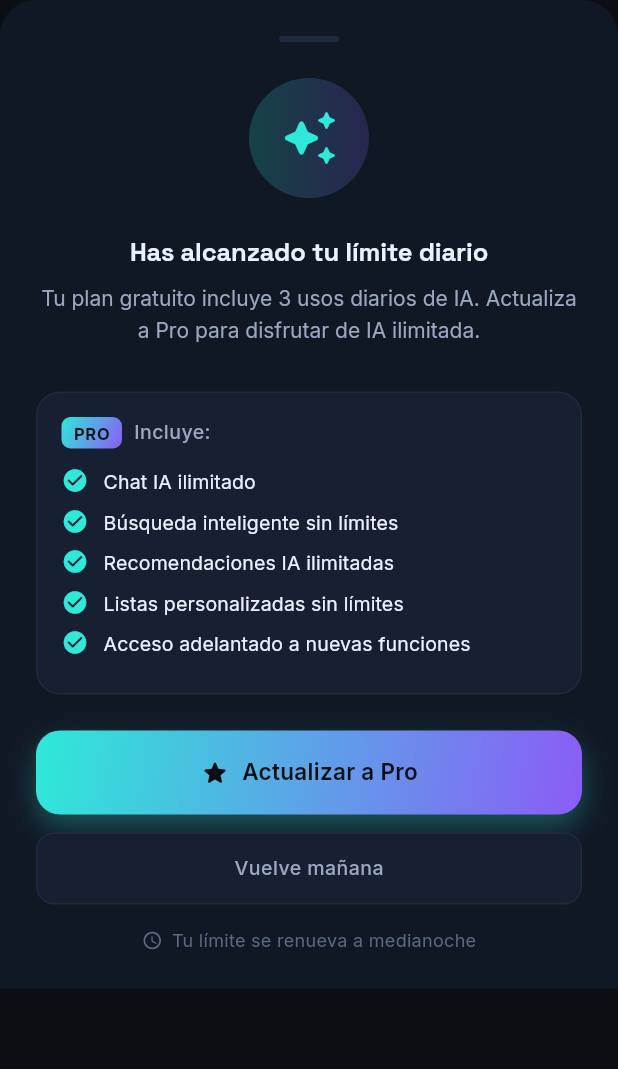
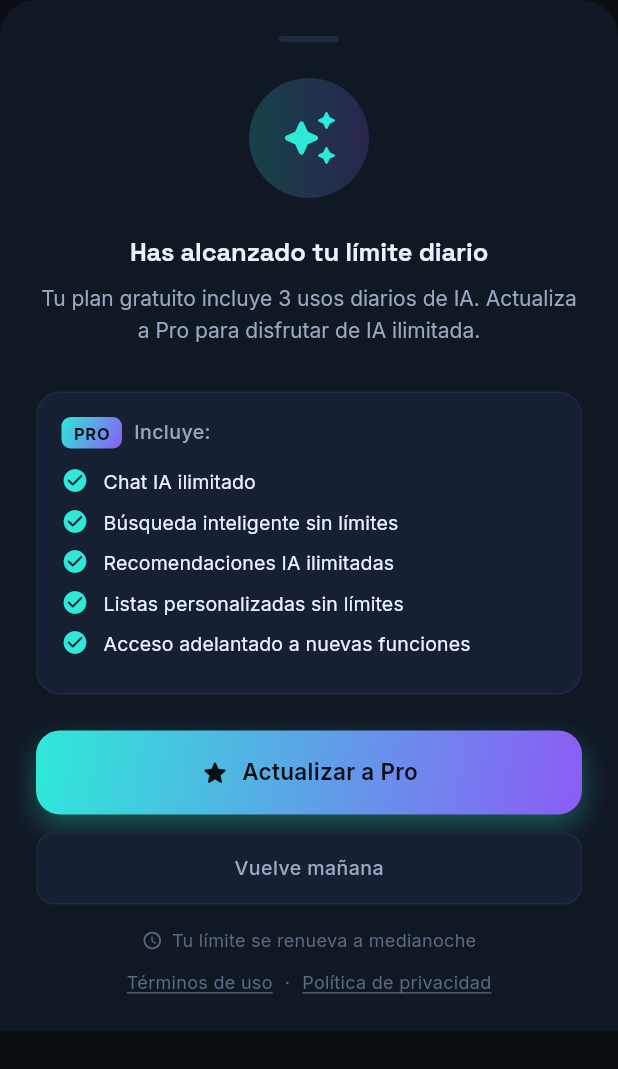
Before and after one commit to devcarlos93/kineon, a Flutter app: the PaywallModal widget shown alone on an empty page, opened directly with empty values, on a phone screen of 412 x 824 dp. Shown: the top 1069 px of the screen. Run offline on Flutter 3.47's test engine with Material 3 defaults, Android fonts, the light colour scheme and no system bars; drawn by our look-alikes of sentry_flutter; our stand-ins replace cached_network_image, connectivity_plus, dartz, equatable, flutter_animate, flutter_local_notifications and 13 more; missing offline and left inert: purchases_flutter, purchases_ui_flutter; accounts and stored records are empty; network calls fail.

Commit message:
agregando terminos en condiciones enel paywall

```diff
--- a/lib/features/profile/presentation/screens/profile_mock_screen.dart
+++ b/lib/features/profile/presentation/screens/profile_mock_screen.dart
@@ -4,6 +4,7 @@
 import 'package:flutter_riverpod/flutter_riverpod.dart';
 import 'package:flutter_svg/flutter_svg.dart';
 import 'package:go_router/go_router.dart';
+import 'package:url_launcher/url_launcher.dart';
 import 'package:supabase_flutter/supabase_flutter.dart';
 
 import '../../../../core/l10n/app_localizations.dart';
@@ -164,12 +165,12 @@
 
   void _handlePrivacyPolicy() {
     HapticFeedback.lightImpact();
-    // TODO: Open privacy policy
+    launchUrl(Uri.parse('https://www.villadiegodev.lat/kineon/politica-de-privacidad'), mode: LaunchMode.externalApplication);
   }
 
   void _handleTermsOfService() {
     HapticFeedback.lightImpact();
-    // TODO: Open terms of service
+    launchUrl(Uri.parse('https://www.villadiegodev.lat/kineon/terminos-y-condiciones'), mode: LaunchMode.externalApplication);
   }
 
   void _handleLogout() {
--- a/lib/features/subscription/presentation/widgets/paywall_modal.dart
+++ b/lib/features/subscription/presentation/widgets/paywall_modal.dart
@@ -1,6 +1,7 @@
 import 'package:flutter/material.dart';
 import 'package:flutter/services.dart';
 import 'package:flutter_riverpod/flutter_riverpod.dart';
+import 'package:url_launcher/url_launcher.dart';
 
 import '../../../../core/l10n/app_localizations.dart';
 import '../../../../core/theme/app_theme.dart';
@@ -232,6 +233,50 @@
                     l10n.strings.paywallResetTime,
                     style: AppTypography.caption.copyWith(
                       color: colors.textTertiary,
+                    ),
+                  ),
+                ],
+              ),
+
+              const SizedBox(height: 12),
+
+              // Terms & Privacy links
+              Row(
+                mainAxisAlignment: MainAxisAlignment.center,
+                children: [
+                  GestureDetector(
+                    onTap: () => launchUrl(
+                      Uri.parse('https://www.villadiegodev.lat/kineon/terminos-y-condiciones'),
+                      mode: LaunchMode.externalApplication,
+                    ),
+                    child: Text(
+                      'Términos de uso',
+                      style: AppTypography.caption.copyWith(
+                        color: colors.textTertiary,
+                        decoration: TextDecoration.underline,
+                      ),
+                    ),
+                  ),
+                  Padding(
+                    padding: const EdgeInsets.symmetric(horizontal: 8),
+                    child: Text(
+                      '·',
+                      style: AppTypography.caption.copyWith(
+                        color: colors.textTertiary,
+                      ),
+                    ),
+                  ),
+                  GestureDetector(
+                    onTap: () => launchUrl(
+                      Uri.parse('https://www.villadiegodev.lat/kineon/politica-de-privacidad'),
+                      mode: LaunchMode.externalApplication,
+                    ),
+                    child: Text(
+                      'Política de privacidad',
+                      style: AppTypography.caption.copyWith(
+                        color: colors.textTertiary,
+                        decoration: TextDecoration.underline,
+                      ),
                     ),
                   ),
                 ],
--- a/pubspec.yaml
+++ b/pubspec.yaml
@@ -1,7 +1,7 @@
 name: kineon
 description: "Kineon - Tu app de películas y series con IA"
 publish_to: 'none'
-version: 1.0.0+1
+version: 1.0.0+3
 
 environment:
   sdk: ^3.9.2
```
